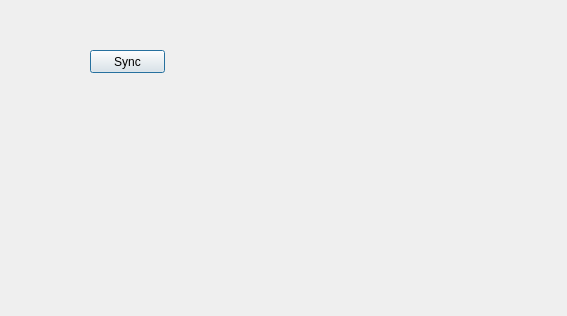
First picture: the form in webconnection.ui, repository nournia/ketabkhaane, before the edit.
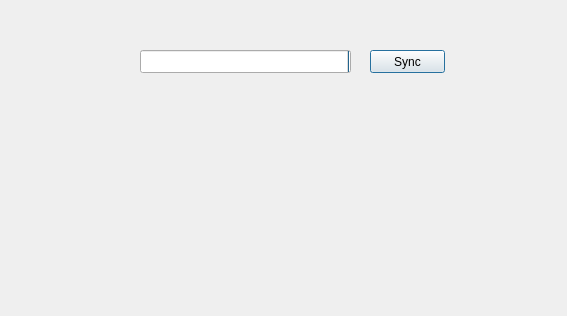
Second picture: the form after the edit.

Diff of the .ui file:
```diff
--- a/webconnection.ui
+++ b/webconnection.ui
@@ -16,7 +16,7 @@
   <widget class="QPushButton" name="bSync">
    <property name="geometry">
     <rect>
-     <x>90</x>
+     <x>370</x>
      <y>50</y>
      <width>75</width>
      <height>23</height>
@@ -26,6 +26,22 @@
     <string>Sync</string>
    </property>
   </widget>
+  <widget class="QProgressBar" name="pSync">
+   <property name="geometry">
+    <rect>
+     <x>140</x>
+     <y>50</y>
+     <width>211</width>
+     <height>23</height>
+    </rect>
+   </property>
+   <property name="value">
+    <number>0</number>
+   </property>
+   <property name="textVisible">
+    <bool>false</bool>
+   </property>
+  </widget>
  </widget>
  <resources/>
  <connections/>
```
